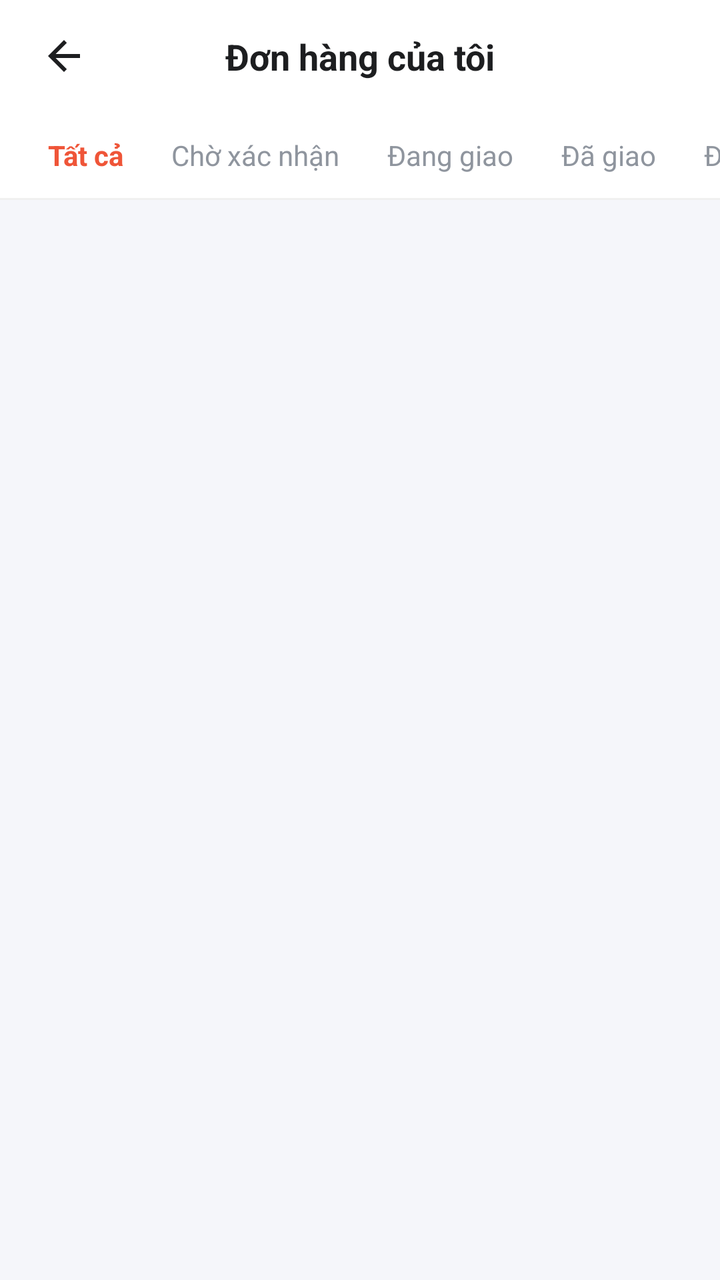
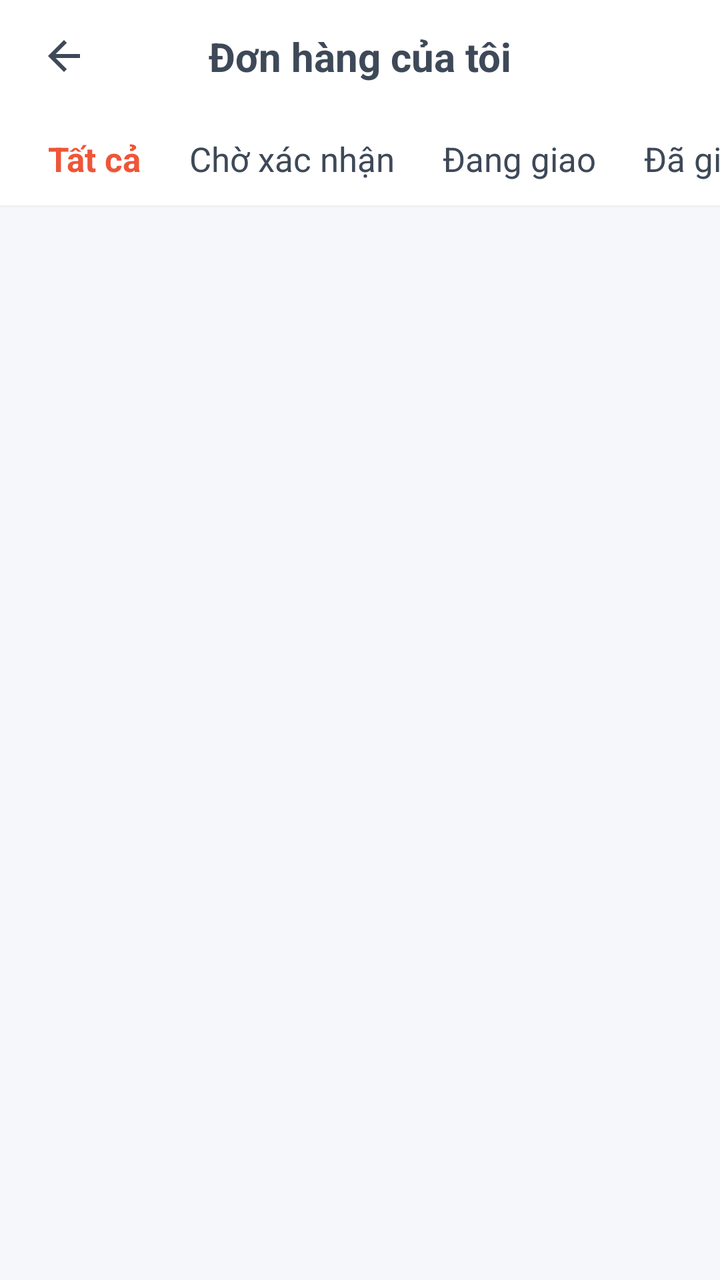

The first picture is an Android layout as it rendered before a commit; the second is the same layout after the commit. The layout source and the unified diff follow.
<!-- AndroidManifest.xml: application theme Theme.NT118R12 -->
<!-- res/layout/activity_customer_orders.xml -->
<?xml version="1.0" encoding="utf-8"?>
<androidx.constraintlayout.widget.ConstraintLayout
    xmlns:android="http://schemas.android.com/apk/res/android"
    xmlns:app="http://schemas.android.com/apk/res-auto"
    xmlns:tools="http://schemas.android.com/tools"
    android:id="@+id/root"
    android:layout_width="match_parent"
    android:layout_height="match_parent"
    android:background="#FFFFFF">


    <androidx.constraintlayout.widget.ConstraintLayout
        android:id="@+id/headerLayout"
        android:layout_width="0dp"
        android:layout_height="56dp"
        android:background="#FFFFFF"
        app:layout_constraintTop_toTopOf="parent"
        app:layout_constraintStart_toStartOf="parent"
        app:layout_constraintEnd_toEndOf="parent">

        <ImageView
            android:id="@+id/ivBack"
            android:layout_width="48dp"
            android:layout_height="48dp"
            android:layout_marginStart="8dp"
            android:padding="12dp"
            android:src="@drawable/ic_back"
            android:contentDescription="Quay lại"
            app:tint="#1D1E20"
            app:layout_constraintStart_toStartOf="parent"
            app:layout_constraintTop_toTopOf="parent"
            app:layout_constraintBottom_toBottomOf="parent" />

        <TextView
            android:id="@+id/tvHeaderTitle"
            android:layout_width="wrap_content"
            android:layout_height="wrap_content"
            android:text="Đơn hàng của tôi"
            android:textColor="#1D1E20"
            android:textSize="18sp"
            android:textStyle="bold"

            app:layout_constraintStart_toStartOf="parent"
            app:layout_constraintEnd_toEndOf="parent"
            app:layout_constraintTop_toTopOf="parent"
            app:layout_constraintBottom_toBottomOf="parent" />

    </androidx.constraintlayout.widget.ConstraintLayout>


    <HorizontalScrollView
        android:id="@+id/hsvTabs"
        android:layout_width="0dp"
        android:layout_height="wrap_content"
        android:background="#FFFFFF"
        android:scrollbars="none"
        android:fillViewport="false"
        android:paddingTop="12dp"
        android:paddingBottom="12dp"
        app:layout_constraintTop_toBottomOf="@id/headerLayout"
        app:layout_constraintStart_toStartOf="parent"
        app:layout_constraintEnd_toEndOf="parent">

        <LinearLayout
            android:layout_width="wrap_content"
            android:layout_height="wrap_content"
            android:orientation="horizontal"
            android:gravity="center_vertical"
            android:paddingStart="24dp"
            android:paddingEnd="24dp">

            <TextView
                android:id="@+id/tabAll"
                android:layout_width="wrap_content"
                android:layout_height="wrap_content"
                android:layout_marginEnd="24dp"
                android:text="Tất cả"
                android:textColor="#EF5538"
                android:textSize="14sp"
                android:textStyle="bold"></TextView>


            <TextView
                android:id="@+id/tabPending"
                android:layout_width="wrap_content"
                android:layout_height="wrap_content"
                android:layout_marginEnd="24dp"
                android:text="Chờ xác nhận"
                android:textColor="#8F959E"
                android:textSize="14sp"></TextView>


            <TextView
                android:id="@+id/tabShipping"
                android:layout_width="wrap_content"
                android:layout_height="wrap_content"
                android:layout_marginEnd="24dp"
                android:text="Đang giao"
                android:textColor="#8F959E"
                android:textSize="14sp"></TextView>


            <TextView
                android:id="@+id/tabDelivered"
                android:layout_width="wrap_content"
                android:layout_height="wrap_content"
                android:layout_marginEnd="24dp"
                android:text="Đã giao"
                android:textColor="#8F959E"
                android:textSize="14sp"></TextView>


            <TextView
                android:id="@+id/tabCancelled"
                android:layout_width="wrap_content"
                android:layout_height="wrap_content"
                android:text="Đã huỷ"
                android:textColor="#8F959E"
                android:textSize="14sp"></TextView>


        </LinearLayout>

    </HorizontalScrollView>


    <View
        android:id="@+id/vHeaderDivider"
        android:layout_width="0dp"
        android:layout_height="1dp"
        android:background="#F0F0F0"
        app:layout_constraintTop_toBottomOf="@id/hsvTabs"
        app:layout_constraintStart_toStartOf="parent"
        app:layout_constraintEnd_toEndOf="parent" />

    <androidx.recyclerview.widget.RecyclerView
        android:id="@+id/rvOrders"
        android:layout_width="0dp"
        android:layout_height="0dp"
        android:background="#F5F6FA"
        android:clipToPadding="false"
        android:paddingHorizontal="8dp"
        android:paddingVertical="8dp"
        app:layoutManager="androidx.recyclerview.widget.LinearLayoutManager"
        app:layout_constraintTop_toBottomOf="@id/vHeaderDivider"
        app:layout_constraintBottom_toBottomOf="parent"
        app:layout_constraintStart_toStartOf="parent"
        app:layout_constraintEnd_toEndOf="parent"
        tools:listitem="@layout/item_customer_order"
        tools:itemCount="3" />


    <TextView
        android:id="@+id/tvEmpty"
        android:layout_width="wrap_content"
        android:layout_height="wrap_content"
        android:text="Chưa có đơn hàng nào"
        android:textColor="#8F959E"
        android:textSize="14sp"

        android:visibility="gone"
        app:layout_constraintTop_toBottomOf="@id/vHeaderDivider"
        app:layout_constraintBottom_toBottomOf="parent"
        app:layout_constraintStart_toStartOf="parent"
        app:layout_constraintEnd_toEndOf="parent" />

</androidx.constraintlayout.widget.ConstraintLayout>
<!-- res/layout/item_customer_order.xml (included above) -->
<?xml version="1.0" encoding="utf-8"?>
<LinearLayout xmlns:android="http://schemas.android.com/apk/res/android"
    android:layout_width="match_parent"
    android:layout_height="wrap_content"
    android:layout_margin="8dp"
    android:background="@drawable/bg_card"
    android:orientation="vertical"
    android:padding="10dp">

    <LinearLayout
        android:layout_width="match_parent"
        android:layout_height="wrap_content"
        android:gravity="center_vertical"
        android:orientation="horizontal">

        <LinearLayout
            android:layout_width="0dp"
            android:layout_height="wrap_content"
            android:layout_weight="1"
            android:orientation="vertical">

            <TextView
                android:id="@+id/tvOrderId"
                android:layout_width="wrap_content"
                android:layout_height="wrap_content"
                android:text="Đơn #1024"
                android:textColor="@color/text_primary"
                android:textSize="14sp"
                android:textStyle="bold" />

            <TextView
                android:id="@+id/tvOrderDate"
                android:layout_width="wrap_content"
                android:layout_height="wrap_content"
                android:layout_marginTop="2dp"
                android:text="22/10/2026 · 09:30"
                android:textColor="@color/text_gray"
                android:textSize="10sp" />
        </LinearLayout>




        <TextView
            android:id="@+id/tvStatus"
            android:layout_width="wrap_content"
            android:layout_height="wrap_content"
            android:text="Chờ xác nhận"
            android:textColor="#EF5538"
            android:textSize="14sp"
            android:textStyle="normal" />


    </LinearLayout>

    <View
        android:layout_width="match_parent"
        android:layout_height="1dp"
        android:layout_marginVertical="8dp"
        android:background="@color/border" />

    <LinearLayout
        android:layout_width="match_parent"
        android:layout_height="wrap_content"
        android:gravity="center_vertical"
        android:orientation="horizontal">

        <ImageView
            android:id="@+id/ivProduct"
            android:layout_width="44dp"
            android:layout_height="44dp"
            android:background="@drawable/bg_category_icon"
            android:padding="6dp"
            android:scaleType="fitCenter"
            android:src="@drawable/placeholder_shoe"
            android:contentDescription="Sản phẩm" />

        <LinearLayout
            android:layout_width="0dp"
            android:layout_height="wrap_content"
            android:layout_marginStart="8dp"
            android:layout_weight="1"
            android:orientation="vertical">

            <TextView
                android:id="@+id/tvProductName"
                android:layout_width="wrap_content"
                android:layout_height="wrap_content"
                android:ellipsize="end"
                android:maxLines="1"
                android:text="Nike React Miler"
                android:textColor="@color/text_primary"
                android:textSize="11sp"
                android:textStyle="bold" />

            <TextView
                android:id="@+id/tvProductMeta"
                android:layout_width="wrap_content"
                android:layout_height="wrap_content"
                android:layout_marginTop="3dp"
                android:text="Size 42 · x1"
                android:textColor="@color/text_gray"
                android:textSize="9sp" />
        </LinearLayout>

        <TextView
            android:id="@+id/tvProductPrice"
            android:layout_width="wrap_content"
            android:layout_height="wrap_content"
            android:text="$170.00"
            android:textColor="@color/text_primary"
            android:textSize="10sp" />
    </LinearLayout>

    <TextView
        android:id="@+id/tvMoreItems"
        android:layout_width="wrap_content"
        android:layout_height="wrap_content"
        android:layout_marginTop="6dp"
        android:text="+1 sản phẩm khác"
        android:textColor="@color/text_gray"
        android:textSize="9sp" />

    <View
        android:layout_width="match_parent"
        android:layout_height="1dp"
        android:layout_marginVertical="8dp"
        android:background="@color/border" />

    <LinearLayout
        android:layout_width="match_parent"
        android:layout_height="wrap_content"
        android:gravity="center_vertical"
        android:orientation="horizontal">

        <LinearLayout
            android:layout_width="0dp"
            android:layout_height="wrap_content"
            android:layout_weight="1"
            android:orientation="vertical">

            <TextView
                android:layout_width="wrap_content"
                android:layout_height="wrap_content"
                android:text="Tổng cộng"
                android:textColor="@color/text_gray"
                android:textSize="9sp" />

            <TextView
                android:id="@+id/tvTotal"
                android:layout_width="wrap_content"
                android:layout_height="wrap_content"
                android:text="$282.00"
                android:textColor="@color/primary"
                android:textSize="12sp"
                android:textStyle="bold" />
        </LinearLayout>

        <androidx.appcompat.widget.AppCompatButton
            android:id="@+id/btnAction"
            android:layout_width="wrap_content"
            android:layout_height="30dp"
            android:minWidth="76dp"
            android:background="@drawable/bg_btn_outline_primary"
            android:paddingHorizontal="10dp"
            android:stateListAnimator="@null"
            android:text="Xem chi tiết"
            android:textAllCaps="false"
            android:textColor="@color/primary"
            android:textSize="10sp"
            android:textStyle="bold" />
    </LinearLayout>

</LinearLayout>
<!-- resources referenced by this layout -->
<resources>
  <color name="border">#D5DDE0</color>
  <color name="primary">#1152FD</color>
  <color name="text_gray">#8A94A6</color>
  <color name="text_primary">#3E4958</color>
  <!-- drawable bg_btn_outline_primary (drawable) -->
  <?xml version="1.0" encoding="utf-8"?>
  <shape xmlns:android="http://schemas.android.com/apk/res/android">
      <solid android:color="@color/white" />
      <corners android:radius="12dp" />
      <stroke android:width="1dp" android:color="@color/primary" />
  </shape>
  <!-- drawable bg_card (drawable) -->
  <?xml version="1.0" encoding="utf-8"?>
  <shape xmlns:android="http://schemas.android.com/apk/res/android">
      <solid android:color="@color/white" />
      <corners android:radius="12dp" />
      <stroke android:width="1dp" android:color="@color/border" />
  </shape>
  <!-- drawable bg_category_icon (drawable) -->
  <?xml version="1.0" encoding="utf-8"?>
  <shape xmlns:android="http://schemas.android.com/apk/res/android"
      android:shape="rectangle">
      <solid android:color="@color/primary_light" />
      <corners android:radius="12dp" />
  </shape>
  <!-- drawable ic_back (drawable) -->
  <?xml version="1.0" encoding="utf-8"?>
  <vector xmlns:android="http://schemas.android.com/apk/res/android"
      android:width="24dp"
      android:height="24dp"
      android:viewportWidth="24"
      android:viewportHeight="24">
      <path
          android:fillColor="#FF000000"
          android:pathData="M20,11H7.83l5.59,-5.59L12,4l-8,8 8,8 1.41,-1.41L7.83,13H20v-2z" />
  </vector>
  <!-- drawable placeholder_shoe (drawable) -->
  <?xml version="1.0" encoding="utf-8"?>
  <vector xmlns:android="http://schemas.android.com/apk/res/android"
      android:width="24dp"
      android:height="24dp"
      android:viewportWidth="24"
      android:viewportHeight="24">
      <path
          android:fillColor="@color/bg_gray_light"
          android:pathData="M0,0h24v24H0z" />
      <path
          android:fillColor="@color/text_secondary"
          android:pathData="M12.5,2.16l8.5,4.72C21.61,7.22 22,7.88 22,8.6v6.8c0,0.72 -0.39,1.38 -1,1.72l-8.5,4.72c-0.61,0.34 -1.39,0.34 -2,0l-8.5,-4.72C1.39,16.78 1,16.12 1,15.4V8.6c0,-0.72 0.39,-1.38 1,-1.72l8.5,-4.72c0.61,-0.34 1.39,-0.34 2,0z M12,4.41L4.05,8.83l7.95,4.41 7.95,-4.41L12,4.41zM3,10.75v4.65l8,4.44v-4.65L3,10.75z M13,19.84l8,-4.44v-4.65l-8,4.44V19.84z" />
  </vector>
  <style name="Theme.NT118R12" parent="Theme.MaterialComponents.Light.NoActionBar.Bridge" />
  <color name="white">#FFFFFFFF</color>
  <color name="primary_light">#E6EDFF</color>
  <color name="bg_gray_light">#F5F7FA</color>
  <color name="text_secondary">#D5DDE0</color>
</resources>

<!-- the commit's change to res/layout/activity_customer_orders.xml (unified diff, before → after) -->
@@ -6,66 +6,63 @@
     android:id="@+id/root"
     android:layout_width="match_parent"
     android:layout_height="match_parent"
-    android:background="#FFFFFF">
-
+    android:background="@color/surface">
 
     <androidx.constraintlayout.widget.ConstraintLayout
         android:id="@+id/headerLayout"
         android:layout_width="0dp"
         android:layout_height="56dp"
-        android:background="#FFFFFF"
-        app:layout_constraintTop_toTopOf="parent"
-        app:layout_constraintStart_toStartOf="parent"
-        app:layout_constraintEnd_toEndOf="parent">
+        android:background="@color/surface"
+        app:layout_constraintEnd_toEndOf="parent"
+        app:layout_constraintStart_toStartOf="parent"
+        app:layout_constraintTop_toTopOf="parent">
 
         <ImageView
             android:id="@+id/ivBack"
             android:layout_width="48dp"
             android:layout_height="48dp"
             android:layout_marginStart="8dp"
+            android:contentDescription="Quay lại"
             android:padding="12dp"
             android:src="@drawable/ic_back"
-            android:contentDescription="Quay lại"
-            app:tint="#1D1E20"
+            app:layout_constraintBottom_toBottomOf="parent"
             app:layout_constraintStart_toStartOf="parent"
             app:layout_constraintTop_toTopOf="parent"
-            app:layout_constraintBottom_toBottomOf="parent" />
+            app:tint="@color/text_primary" />
 
         <TextView
             android:id="@+id/tvHeaderTitle"
             android:layout_width="wrap_content"
             android:layout_height="wrap_content"
             android:text="Đơn hàng của tôi"
-            android:textColor="#1D1E20"
-            android:textSize="18sp"
+            android:textColor="@color/text_primary"
+            android:textSize="20sp"
             android:textStyle="bold"
-
+            app:layout_constraintBottom_toBottomOf="parent"
+            app:layout_constraintEnd_toEndOf="parent"
             app:layout_constraintStart_toStartOf="parent"
-            app:layout_constraintEnd_toEndOf="parent"
-            app:layout_constraintTop_toTopOf="parent"
-            app:layout_constraintBottom_toBottomOf="parent" />
+            app:layout_constraintTop_toTopOf="parent" />
 
     </androidx.constraintlayout.widget.ConstraintLayout>
-
 
     <HorizontalScrollView
         android:id="@+id/hsvTabs"
         android:layout_width="0dp"
         android:layout_height="wrap_content"
-        android:background="#FFFFFF"
-        android:scrollbars="none"
+        android:background="@color/surface"
         android:fillViewport="false"
         android:paddingTop="12dp"
         android:paddingBottom="12dp"
-        app:layout_constraintTop_toBottomOf="@id/headerLayout"
-        app:layout_constraintStart_toStartOf="parent"
-        app:layout_constraintEnd_toEndOf="parent">
+        android:scrollbars="none"
+        app:layout_constraintEnd_toEndOf="parent"
+        app:layout_constraintStart_toStartOf="parent"
+        app:layout_constraintTop_toBottomOf="@id/headerLayout">
 
         <LinearLayout
             android:layout_width="wrap_content"
             android:layout_height="wrap_content"
+            android:gravity="center_vertical"
             android:orientation="horizontal"
-            android:gravity="center_vertical"
             android:paddingStart="24dp"
             android:paddingEnd="24dp">
 
@@ -75,10 +72,9 @@
                 android:layout_height="wrap_content"
                 android:layout_marginEnd="24dp"
                 android:text="Tất cả"
-                android:textColor="#EF5538"
-                android:textSize="14sp"
-                android:textStyle="bold"></TextView>
-
+                android:textColor="@color/status_orange"
+                android:textSize="17sp"
+                android:textStyle="bold" />
 
             <TextView
                 android:id="@+id/tabPending"
@@ -86,9 +82,8 @@
                 android:layout_height="wrap_content"
                 android:layout_marginEnd="24dp"
                 android:text="Chờ xác nhận"
-                android:textColor="#8F959E"
-                android:textSize="14sp"></TextView>
-
+                android:textColor="@color/text_primary"
+                android:textSize="17sp" />
 
             <TextView
                 android:id="@+id/tabShipping"
@@ -96,9 +91,8 @@
                 android:layout_height="wrap_content"
                 android:layout_marginEnd="24dp"
                 android:text="Đang giao"
-                android:textColor="#8F959E"
-                android:textSize="14sp"></TextView>
-
+                android:textColor="@color/text_primary"
+                android:textSize="17sp" />
 
             <TextView
                 android:id="@+id/tabDelivered"
@@ -106,63 +100,58 @@
                 android:layout_height="wrap_content"
                 android:layout_marginEnd="24dp"
                 android:text="Đã giao"
-                android:textColor="#8F959E"
-                android:textSize="14sp"></TextView>
-
+                android:textColor="@color/text_primary"
+                android:textSize="17sp" />
 
             <TextView
                 android:id="@+id/tabCancelled"
                 android:layout_width="wrap_content"
                 android:layout_height="wrap_content"
                 android:text="Đã huỷ"
-                android:textColor="#8F959E"
-                android:textSize="14sp"></TextView>
-
+                android:textColor="@color/text_primary"
+                android:textSize="17sp" />
 
         </LinearLayout>
 
     </HorizontalScrollView>
-
 
     <View
         android:id="@+id/vHeaderDivider"
         android:layout_width="0dp"
         android:layout_height="1dp"
-        android:background="#F0F0F0"
-        app:layout_constraintTop_toBottomOf="@id/hsvTabs"
-        app:layout_constraintStart_toStartOf="parent"
-        app:layout_constraintEnd_toEndOf="parent" />
+        android:background="@color/divider_light"
+        app:layout_constraintEnd_toEndOf="parent"
+        app:layout_constraintStart_toStartOf="parent"
+        app:layout_constraintTop_toBottomOf="@id/hsvTabs" />
 
     <androidx.recyclerview.widget.RecyclerView
         android:id="@+id/rvOrders"
         android:layout_width="0dp"
         android:layout_height="0dp"
-        android:background="#F5F6FA"
+        android:background="@color/bg_gray_light"
         android:clipToPadding="false"
         android:paddingHorizontal="8dp"
         android:paddingVertical="8dp"
         app:layoutManager="androidx.recyclerview.widget.LinearLayoutManager"
+        app:layout_constraintBottom_toBottomOf="parent"
+        app:layout_constraintEnd_toEndOf="parent"
+        app:layout_constraintStart_toStartOf="parent"
         app:layout_constraintTop_toBottomOf="@id/vHeaderDivider"
-        app:layout_constraintBottom_toBottomOf="parent"
-        app:layout_constraintStart_toStartOf="parent"
-        app:layout_constraintEnd_toEndOf="parent"
-        tools:listitem="@layout/item_customer_order"
-        tools:itemCount="3" />
-
+        tools:itemCount="3"
+        tools:listitem="@layout/item_customer_order" />
 
     <TextView
         android:id="@+id/tvEmpty"
         android:layout_width="wrap_content"
         android:layout_height="wrap_content"
         android:text="Chưa có đơn hàng nào"
-        android:textColor="#8F959E"
-        android:textSize="14sp"
-
+        android:textColor="@color/text_body"
+        android:textSize="16sp"
         android:visibility="gone"
-        app:layout_constraintTop_toBottomOf="@id/vHeaderDivider"
         app:layout_constraintBottom_toBottomOf="parent"
-        app:layout_constraintStart_toStartOf="parent"
-        app:layout_constraintEnd_toEndOf="parent" />
+        app:layout_constraintEnd_toEndOf="parent"
+        app:layout_constraintStart_toStartOf="parent"
+        app:layout_constraintTop_toBottomOf="@id/vHeaderDivider" />
 
 </androidx.constraintlayout.widget.ConstraintLayout>
 <!-- res/layout/item_customer_order.xml (included above) -->
@@ -173,7 +162,7 @@
     android:layout_margin="8dp"
     android:background="@drawable/bg_card"
     android:orientation="vertical"
-    android:padding="10dp">
+    android:padding="16dp">
 
     <LinearLayout
         android:layout_width="match_parent"
@@ -193,38 +182,104 @@
                 android:layout_height="wrap_content"
                 android:text="Đơn #1024"
                 android:textColor="@color/text_primary"
-                android:textSize="14sp"
-                android:textStyle="bold" />
+                android:textSize="16sp"
+                android:textStyle="bold"
+                android:visibility="gone" />
 
             <TextView
                 android:id="@+id/tvOrderDate"
                 android:layout_width="wrap_content"
                 android:layout_height="wrap_content"
-                android:layout_marginTop="2dp"
                 android:text="22/10/2026 · 09:30"
-                android:textColor="@color/text_gray"
-                android:textSize="10sp" />
+                android:textColor="@color/text_body"
+                android:textSize="13sp"
+                android:visibility="gone" />
         </LinearLayout>
-
-
-
 
         <TextView
             android:id="@+id/tvStatus"
             android:layout_width="wrap_content"
             android:layout_height="wrap_content"
+            android:layout_marginStart="8dp"
             android:text="Chờ xác nhận"
-            android:textColor="#EF5538"
-            android:textSize="14sp"
-            android:textStyle="normal" />
-
+            android:textColor="@color/status_orange"
+            android:textSize="16sp"
+            android:textStyle="bold" />
 
     </LinearLayout>
+
+    <LinearLayout
+        android:layout_width="match_parent"
+        android:layout_height="wrap_content"
+        android:layout_marginTop="12dp"
+        android:orientation="horizontal">
+
+        <ImageView
+            android:id="@+id/ivProduct"
+            android:layout_width="96dp"
+            android:layout_height="96dp"
+            android:background="@drawable/bg_category_icon"
+            android:contentDescription="Sản phẩm"
+            android:padding="10dp"
+            android:scaleType="fitCenter"
+            android:src="@drawable/placeholder_shoe" />
+
+        <LinearLayout
+            android:layout_width="0dp"
+            android:layout_height="96dp"
+            android:layout_marginStart="12dp"
+            android:layout_weight="1"
+            android:orientation="vertical">
+
+            <TextView
+                android:id="@+id/tvProductName"
+                android:layout_width="match_parent"
+                android:layout_height="wrap_content"
+                android:ellipsize="end"
+                android:maxLines="2"
+                android:text="Nike React Miler"
+                android:textColor="@color/text_primary"
+                android:textSize="17sp"
+                android:textStyle="bold" />
+
+            <TextView
+                android:id="@+id/tvProductMeta"
+                android:layout_width="wrap_content"
+                android:layout_height="wrap_content"
+                android:layout_marginTop="4dp"
+                android:text="Size 42 · x1"
+                android:textColor="@color/text_body"
+                android:textSize="14sp" />
+
+            <View
+                android:layout_width="match_parent"
+                android:layout_height="0dp"
+                android:layout_weight="1" />
+
+            <TextView
+                android:id="@+id/tvProductPrice"
+                android:layout_width="match_parent"
+                android:layout_height="wrap_content"
+                android:gravity="end"
+                android:text="$170.00"
+                android:textColor="@color/text_primary"
+                android:textSize="17sp" />
+        </LinearLayout>
+    </LinearLayout>
+
+    <TextView
+        android:id="@+id/tvMoreItems"
+        android:layout_width="wrap_content"
+        android:layout_height="wrap_content"
+        android:layout_marginTop="12dp"
+        android:text="+1 sản phẩm khác"
+        android:textColor="@color/text_body"
+        android:textSize="14sp" />
 
     <View
         android:layout_width="match_parent"
         android:layout_height="1dp"
-        android:layout_marginVertical="8dp"
+        android:layout_marginVertical="12dp"
         android:background="@color/border" />
 
     <LinearLayout
@@ -233,109 +288,44 @@
         android:gravity="center_vertical"
         android:orientation="horizontal">
 
-        <ImageView
-            android:id="@+id/ivProduct"
-            android:layout_width="44dp"
-            android:layout_height="44dp"
-            android:background="@drawable/bg_category_icon"
-            android:padding="6dp"
-            android:scaleType="fitCenter"
-            android:src="@drawable/placeholder_shoe"
-            android:contentDescription="Sản phẩm" />
-
         <LinearLayout
             android:layout_width="0dp"
             android:layout_height="wrap_content"
-            android:layout_marginStart="8dp"
             android:layout_weight="1"
             android:orientation="vertical">
 
             <TextView
-                android:id="@+id/tvProductName"
-                android:layout_width="wrap_content"
-                android:layout_height="wrap_content"
-                android:ellipsize="end"
-                android:maxLines="1"
-                android:text="Nike React Miler"
-                android:textColor="@color/text_primary"
-                android:textSize="11sp"
-                android:textStyle="bold" />
-
-            <TextView
-                android:id="@+id/tvProductMeta"
-                android:layout_width="wrap_content"
-                android:layout_height="wrap_content"
-                android:layout_marginTop="3dp"
-                android:text="Size 42 · x1"
-                android:textColor="@color/text_gray"
-                android:textSize="9sp" />
-        </LinearLayout>
-
-        <TextView
-            android:id="@+id/tvProductPrice"
-            android:layout_width="wrap_content"
-            android:layout_height="wrap_content"
-            android:text="$170.00"
-            android:textColor="@color/text_primary"
-            android:textSize="10sp" />
-    </LinearLayout>
-
-    <TextView
-        android:id="@+id/tvMoreItems"
-        android:layout_width="wrap_content"
-        android:layout_height="wrap_content"
-        android:layout_marginTop="6dp"
-        android:text="+1 sản phẩm khác"
-        android:textColor="@color/text_gray"
-        android:textSize="9sp" />
-
-    <View
-        android:layout_width="match_parent"
-        android:layout_height="1dp"
-        android:layout_marginVertical="8dp"
-        android:background="@color/border" />
-
-    <LinearLayout
-        android:layout_width="match_parent"
-        android:layout_height="wrap_content"
-        android:gravity="center_vertical"
-        android:orientation="horizontal">
-
-        <LinearLayout
-            android:layout_width="0dp"
-            android:layout_height="wrap_content"
-            android:layout_weight="1"
-            android:orientation="vertical">
-
-            <TextView
                 android:layout_width="wrap_content"
                 android:layout_height="wrap_content"
                 android:text="Tổng cộng"
-                android:textColor="@color/text_gray"
-                android:textSize="9sp" />
+                android:textColor="@color/text_body"
+                android:textSize="15sp" />
 
             <TextView
                 android:id="@+id/tvTotal"
                 android:layout_width="wrap_content"
                 android:layout_height="wrap_content"
+                android:layout_marginTop="2dp"
                 android:text="$282.00"
-                android:textColor="@color/primary"
-                android:textSize="12sp"
+                android:textColor="@color/text_primary"
+                android:textSize="19sp"
                 android:textStyle="bold" />
         </LinearLayout>
 
         <androidx.appcompat.widget.AppCompatButton
             android:id="@+id/btnAction"
             android:layout_width="wrap_content"
-            android:layout_height="30dp"
-            android:minWidth="76dp"
+            android:layout_height="42dp"
             android:background="@drawable/bg_btn_outline_primary"
-            android:paddingHorizontal="10dp"
+            android:elevation="0dp"
+            android:minWidth="108dp"
+            android:minHeight="0dp"
+            android:paddingHorizontal="16dp"
             android:stateListAnimator="@null"
             android:text="Xem chi tiết"
             android:textAllCaps="false"
             android:textColor="@color/primary"
-            android:textSize="10sp"
+            android:textSize="16sp"
             android:textStyle="bold" />
     </LinearLayout>
 
<!-- resource entries referenced after the edit -->
@@ -1,8 +1,11 @@
 <!-- resources referenced by this layout -->
 <resources>
   <color name="border">#D5DDE0</color>
+  <color name="divider_light">#F0F0F0</color>
   <color name="primary">#1152FD</color>
-  <color name="text_gray">#8A94A6</color>
+  <color name="status_orange">#EF5538</color>
+  <color name="surface">#FFFFFF</color>
+  <color name="text_body">#4A5565</color>
   <color name="text_primary">#3E4958</color>
   <!-- drawable bg_btn_outline_primary (drawable) -->
   <?xml version="1.0" encoding="utf-8"?>
